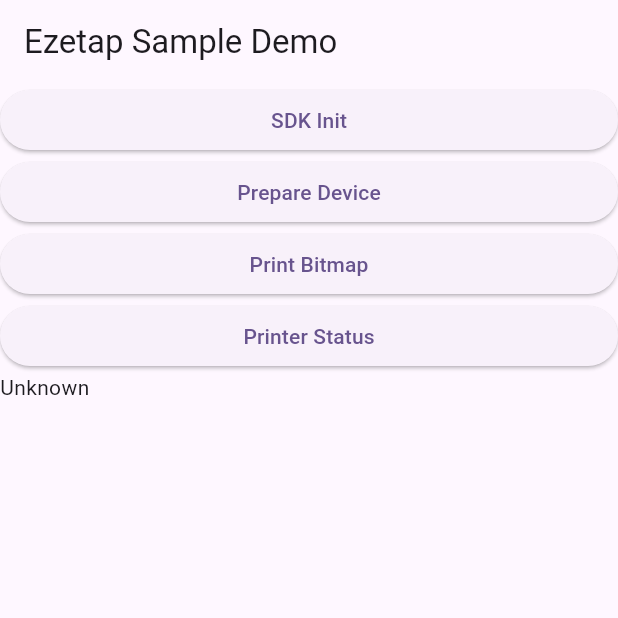
After one commit to SaiPrasanth108/ezetapnewsdksample, a Flutter app: the screen it shows after launch, after a tap on "SDK Init", on a phone screen of 412 x 824 dp, the top half of it. The commit adds this screen. Run offline on Flutter 3.47's test engine with Material 2 defaults, Android fonts, the light colour scheme and no system bars; our stand-ins replace screenshot; missing offline and left inert: ezetap_sdk; statements that could not run were skipped.

Commit message:
sample test

```diff
--- a/lib/main.dart
+++ b/lib/main.dart
@@ -1,3 +1,4 @@
+import 'package:ezetapnewsdksample/sample.dart';
 import 'package:flutter/material.dart';
 
 void main() {
@@ -31,7 +32,7 @@
         colorScheme: ColorScheme.fromSeed(seedColor: Colors.deepPurple),
         useMaterial3: true,
       ),
-      home: const MyHomePage(title: 'Flutter Demo Home Page'),
+      home: const Sample(),
     );
   }
 }
--- /dev/null
+++ b/lib/sample.dart
@@ -0,0 +1,107 @@
+import 'dart:convert';
+
+import 'package:ezetapnewsdksample/bill_widet.dart';
+import 'package:flutter/material.dart';
+import 'package:ezetap_sdk/ezetap_sdk.dart';
+import 'package:screenshot/screenshot.dart';
+
+class Sample extends StatefulWidget {
+  const Sample({super.key});
+
+  @override
+  State<Sample> createState() => _SampleState();
+}
+
+class _SampleState extends State<Sample> {
+  String _result = 'Unknown';
+
+  Future<void> initSdk() async {
+    var json = {
+      "prodAppKey": "2b393c4f-42ff-48f6-8529-9f648e81c5bc",
+      "merchantName": "merchantName",
+      "userName": "2812202300 ",
+      "currencyCode": 'INR',
+      "appMode": "Your environment",
+      "captureSignature": 'true',
+      "prepareDevice": 'false',
+      "captureReceipt": 'false'
+    };
+
+    String? result = await EzetapSdk.initialize(jsonEncode(json));
+    if (!mounted) return;
+    setState(() {
+      _result = result;
+    });
+  }
+
+  @override
+  Widget build(BuildContext context) {
+    return Scaffold(
+      appBar: AppBar(
+        title: const Text("Ezetap Sample Demo"),
+      ),
+      body: Column(
+        mainAxisAlignment: MainAxisAlignment.center,
+        crossAxisAlignment: CrossAxisAlignment.stretch,
+        children: [
+          ElevatedButton(
+            onPressed: () {
+              initSdk();
+            },
+            child: const Text("SDK Init"),
+          ),
+          ElevatedButton(
+            onPressed: () {
+              onPreparePressed();
+            },
+            child: const Text("Prepare Device"),
+          ),
+          ElevatedButton(
+            onPressed: () {
+              onPressed();
+            },
+            child: const Text("Print Bitmap"),
+          ),
+          ElevatedButton(
+            onPressed: () {
+              checkPrinterStatus();
+            },
+            child: const Text("Printer Status"),
+          ),
+          Expanded(
+            child: SingleChildScrollView(
+              scrollDirection: Axis.vertical,
+              child: Text(_result),
+            ),
+          ),
+        ],
+      ),
+    );
+  }
+
+  Future<void> onPreparePressed() async {
+    String? result = await EzetapSdk.prepareDevice();
+    if (!mounted) return;
+    setState(() {
+      _result = result;
+    });
+  }
+
+  Future<void> onPressed() async {
+    final controller = ScreenshotController();
+
+    ///BillWidget is a dummy receipt widget to create base64
+    final bytes =
+        await controller.captureFromWidget(const BillWidget(), pixelRatio: 2.0);
+    var base64Image = base64Encode(bytes);
+    await EzetapSdk.printBitmap(base64Image);
+  }
+
+  Future<void> checkPrinterStatus() async {
+    String? result = await EzetapSdk.checkPrinterStatus();
+    if (!mounted) return;
+    setState(() {
+      _result = result;
+    });
+  }
+}
--- a/pubspec.yaml
+++ b/pubspec.yaml
@@ -31,11 +31,11 @@
   flutter:
     sdk: flutter
 
-
   # The following adds the Cupertino Icons font to your application.
   # Use with the CupertinoIcons class for iOS style icons.
   cupertino_icons: ^1.0.2
   ezetap_sdk: ^0.1.5
+  screenshot: ^2.1.0
 
 dev_dependencies:
   flutter_test:
@@ -53,7 +53,6 @@
 
 # The following section is specific to Flutter packages.
 flutter:
-
   # The following line ensures that the Material Icons font is
   # included with your application, so that you can use the icons in
   # the material Icons class.
```
Also changed, not shown: lib/bill_widet.dart (added, +82 -0 lines), pubspec.lock, 3 other files.
